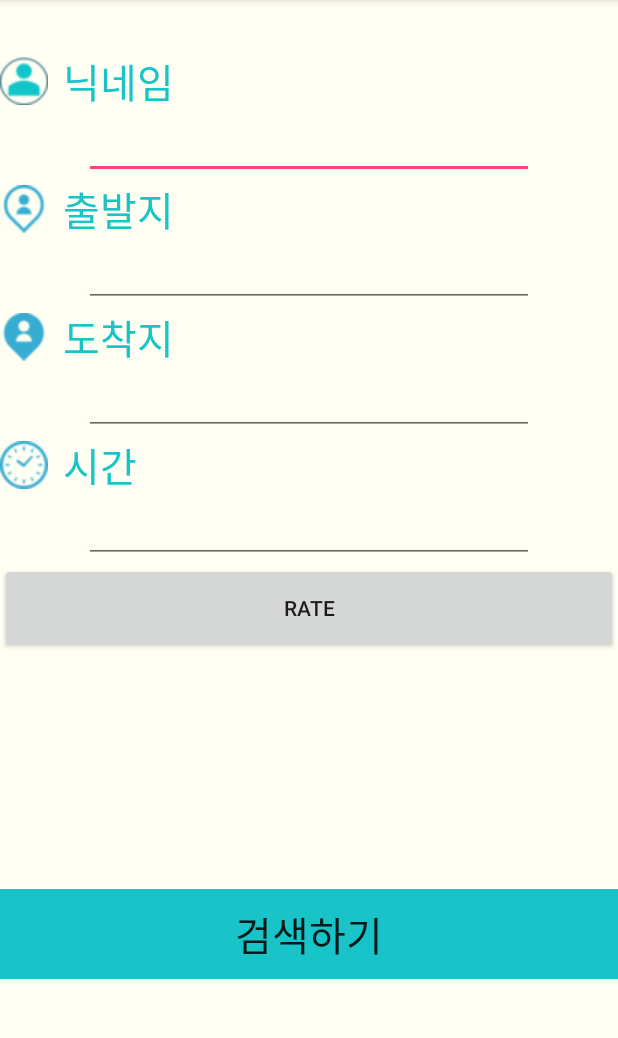
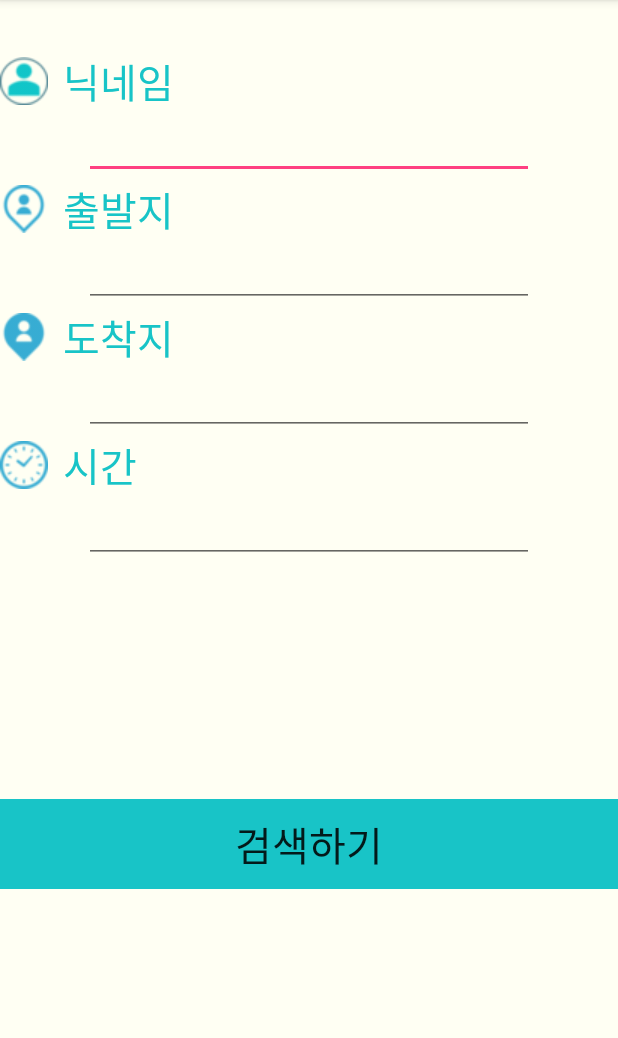
Before and after one commit to ssove/SWengineering, an Android app: the MainActivity screen opened directly, with no data from a screen before it, on a phone screen of 412 x 824 dp, the part 84-1122 px from its top. Run offline under Robolectric (Android 15) with nearby library versions, the phone set to English and light mode, and no system bars; libraries missing offline, so code that uses them is left out: io.socket.client, io.socket.emitter; 3 statements that could not run were skipped.

Commit message:
mofidy test button size

```diff
--- a/android/ShareTaxi/app/src/main/res/layout/activity_main.xml
+++ b/android/ShareTaxi/app/src/main/res/layout/activity_main.xml
@@ -106,9 +106,9 @@
     <Button
         android:id="@+id/btn_test"
         android:layout_width="match_parent"
-        android:layout_height="60dp"
+        android:layout_height="0dp"
         android:text="rate"
-        android:visibility="visible" />
+        android:visibility="invisible" />
 
     <TextView
         android:id="@+id/textView2"
```
